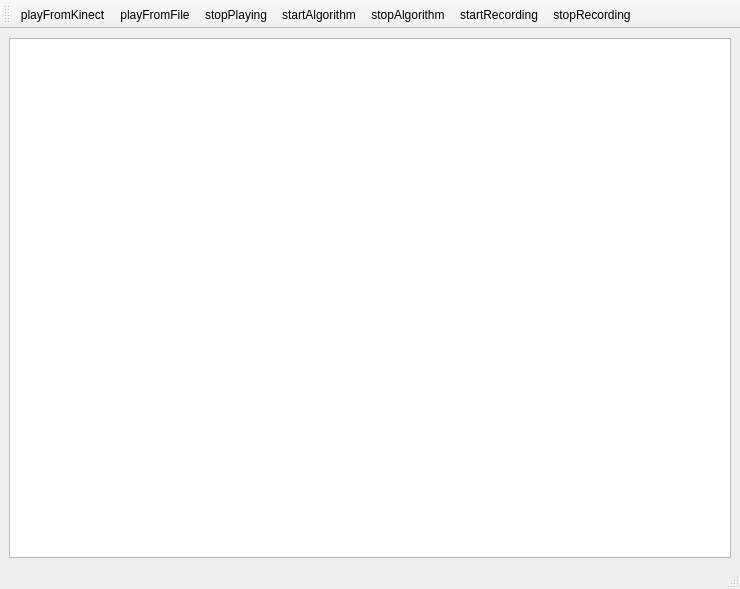
This is windows-x64-vs2013-qt5/ground_based_rgbd_people_detector/src/mainwindow.ui in kremuwa/projekt-zpi as Qt 5 draws it before an edit. The edited form follows.
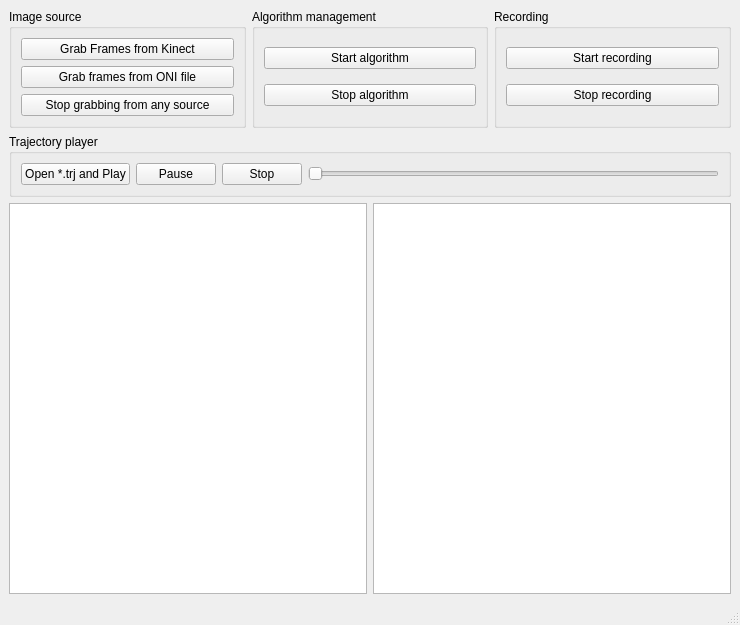
This is the edited form.

```diff
--- a/windows-x64-vs2013-qt5/ground_based_rgbd_people_detector/src/mainwindow.ui
+++ b/windows-x64-vs2013-qt5/ground_based_rgbd_people_detector/src/mainwindow.ui
@@ -7,94 +7,151 @@
     <x>0</x>
     <y>0</y>
     <width>740</width>
-    <height>589</height>
+    <height>625</height>
    </rect>
   </property>
   <property name="windowTitle">
    <string>MainWindow</string>
   </property>
   <widget class="QWidget" name="centralwidget">
-   <layout class="QGridLayout" name="gridLayout">
-    <item row="0" column="0">
-     <widget class="QColumnView" name="columnView"/>
+   <layout class="QVBoxLayout" name="verticalLayout">
+    <item>
+     <layout class="QHBoxLayout" name="horizontalLayout">
+      <item>
+       <widget class="QGroupBox" name="groupBox_2">
+        <property name="title">
+         <string>Image source</string>
+        </property>
+        <layout class="QVBoxLayout" name="verticalLayout_2">
+         <item>
+          <widget class="QPushButton" name="pushButtonPlayFromKinect">
+           <property name="text">
+            <string>Grab Frames from Kinect</string>
+           </property>
+          </widget>
+         </item>
+         <item>
+          <widget class="QPushButton" name="pushButtonPlayFromFile">
+           <property name="text">
+            <string>Grab frames from ONI file</string>
+           </property>
+          </widget>
+         </item>
+         <item>
+          <widget class="QPushButton" name="pushButtonStopPlaying">
+           <property name="text">
+            <string>Stop grabbing from any source</string>
+           </property>
+          </widget>
+         </item>
+        </layout>
+       </widget>
+      </item>
+      <item>
+       <widget class="QGroupBox" name="groupBox_3">
+        <property name="title">
+         <string>Algorithm management</string>
+        </property>
+        <layout class="QVBoxLayout" name="verticalLayout_3">
+         <item>
+          <widget class="QPushButton" name="pushButtonStartAlgorithm">
+           <property name="text">
+            <string>Start algorithm</string>
+           </property>
+          </widget>
+         </item>
+         <item>
+          <widget class="QPushButton" name="pushButtonStopAlgorithm">
+           <property name="text">
+            <string>Stop algorithm</string>
+           </property>
+          </widget>
+         </item>
+        </layout>
+       </widget>
+      </item>
+      <item>
+       <widget class="QGroupBox" name="groupBox">
+        <property name="title">
+         <string>Recording</string>
+        </property>
+        <layout class="QVBoxLayout" name="verticalLayout_4">
+         <item>
+          <widget class="QPushButton" name="pushButtonStartRecording">
+           <property name="text">
+            <string>Start recording</string>
+           </property>
+          </widget>
+         </item>
+         <item>
+          <widget class="QPushButton" name="pushButtonStopRecording">
+           <property name="text">
+            <string>Stop recording</string>
+           </property>
+          </widget>
+         </item>
+        </layout>
+       </widget>
+      </item>
+     </layout>
+    </item>
+    <item>
+     <layout class="QHBoxLayout" name="horizontalLayout_3">
+      <item>
+       <widget class="QGroupBox" name="groupBox_4">
+        <property name="title">
+         <string>Trajectory player</string>
+        </property>
+        <layout class="QHBoxLayout" name="horizontalLayout_4">
+         <item>
+          <widget class="QPushButton" name="pushButtonPlayTrajectory">
+           <property name="text">
+            <string>Open *.trj and Play</string>
+           </property>
+          </widget>
+         </item>
+         <item>
+          <widget class="QPushButton" name="pushButtonPauseTrajectory">
+           <property name="text">
+            <string>Pause</string>
+           </property>
+          </widget>
+         </item>
+         <item>
+          <widget class="QPushButton" name="pushButtonStopTrajectory">
+           <property name="text">
+            <string>Stop</string>
+           </property>
+          </widget>
+         </item>
+         <item>
+          <widget class="QSlider" name="horizontalSliderJumpToTrajectory">
+           <property name="orientation">
+            <enum>Qt::Horizontal</enum>
+           </property>
+          </widget>
+         </item>
+        </layout>
+       </widget>
+      </item>
+     </layout>
+    </item>
+    <item>
+     <layout class="QHBoxLayout" name="horizontalLayout_2">
+      <property name="spacing">
+       <number>6</number>
+      </property>
+      <item>
+       <widget class="QTreeView" name="treeView"/>
+      </item>
+      <item>
+       <widget class="QListView" name="listView"/>
+      </item>
+     </layout>
     </item>
    </layout>
   </widget>
   <widget class="QStatusBar" name="statusbar"/>
-  <widget class="QToolBar" name="toolBar">
-   <property name="windowTitle">
-    <string>toolBar</string>
-   </property>
-   <attribute name="toolBarArea">
-    <enum>TopToolBarArea</enum>
-   </attribute>
-   <attribute name="toolBarBreak">
-    <bool>false</bool>
-   </attribute>
-   <addaction name="actionPlayFromKinect"/>
-   <addaction name="actionPlayFromFile"/>
-   <addaction name="actionStopPlaying"/>
-   <addaction name="actionStartAlgorithm"/>
-   <addaction name="actionStopAlgorithm"/>
-   <addaction name="actionStartRecording"/>
-   <addaction name="actionStopRecording"/>
-  </widget>
-  <action name="actionPlayFromFile">
-   <property name="text">
-    <string>playFromFile</string>
-   </property>
-   <property name="toolTip">
-    <string>Lets You choose an *.oni file and starts to play it. You can then start the algorithm.</string>
-   </property>
-  </action>
-  <action name="actionPlayFromKinect">
-   <property name="text">
-    <string>playFromKinect</string>
-   </property>
-   <property name="toolTip">
-    <string>Checks if there is a Kinect device plugged in and starts to capture and display data using the sensor. You can then start the algorithm.</string>
-   </property>
-  </action>
-  <action name="actionStopPlaying">
-   <property name="text">
-    <string>stopPlaying</string>
-   </property>
-   <property name="toolTip">
-    <string>Stops playing showing data from any source</string>
-   </property>
-  </action>
-  <action name="actionStartAlgorithm">
-   <property name="text">
-    <string>startAlgorithm</string>
-   </property>
-   <property name="toolTip">
-    <string>Starts to perform the algorithm on chosen the source and to visualize its results.</string>
-   </property>
-  </action>
-  <action name="actionStopAlgorithm">
-   <property name="text">
-    <string>stopAlgorithm</string>
-   </property>
-   <property name="toolTip">
-    <string>Stops the algorithm and visualization</string>
-   </property>
-  </action>
-  <action name="actionStartRecording">
-   <property name="text">
-    <string>startRecording</string>
-   </property>
-   <property name="toolTip">
-    <string>Once the algorithm is running, You can start to record its results. After choosing this option, You have to choose where to store the recording</string>
-   </property>
-  </action>
-  <action name="actionStopRecording">
-   <property name="text">
-    <string>stopRecording</string>
-   </property>
-   <property name="toolTip">
-    <string>Stop the recording process</string>
-   </property>
-  </action>
  </widget>
  <resources/>
  <connections>
```
Left out of the diff: 160 changed lines with no effect on the pictures.
